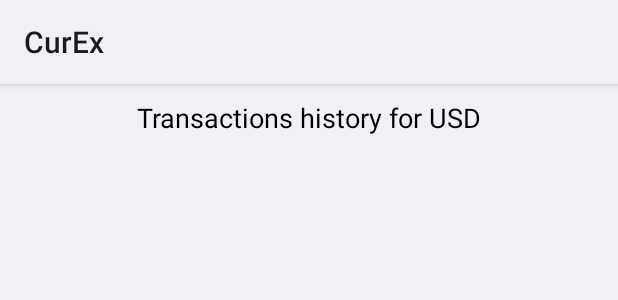
After one commit to ArsenAndroid/CurExDemo, an Android app: the layout fragment_history.xml on its own in the app's theme, with its tools: preview values and no code run, on a phone screen of 412 x 824 dp. The commit adds this screen. Shown: the top 300 px of the screen. Run offline under Robolectric (Android 15) with nearby library versions, the phone set to English and light mode, and no system bars.

Commit message:
Adding History Fragment

```diff
--- a/app/src/main/java/am/gtest/curex/demo/utils/MyGlobals.kt
+++ b/app/src/main/java/am/gtest/curex/demo/utils/MyGlobals.kt
@@ -6,4 +6,5 @@ object MyGlobals {
     const val MINIMUM_TRADING_AMOUNT = 0.001
     const val FEES_PERCENT = 0.7
     const val FREE_TRANSACTIONS_COUNT = 5
+    const val KEY_CURRENCY = "KEY_CURRENCY"
 }
--- /dev/null
+++ b/app/src/main/res/layout/fragment_history.xml
@@ -0,0 +1,22 @@
+<?xml version="1.0" encoding="utf-8"?>
+
+<LinearLayout xmlns:android="http://schemas.android.com/apk/res/android"
+    xmlns:tools="http://schemas.android.com/tools"
+    android:layout_width="match_parent"
+    android:layout_height="match_parent"
+    android:orientation="vertical">
+
+    <TextView
+        android:id="@+id/tvHistoryTitle"
+        android:layout_width="match_parent"
+        android:layout_height="wrap_content"
+        android:gravity="center_horizontal"
+        android:paddingStart="16dp"
+        android:paddingTop="10dp"
+        android:paddingEnd="16dp"
+        android:paddingBottom="10dp"
+        android:textColor="@color/black"
+        android:textSize="18sp"
+        tools:text="Transactions history for USD" />
+
+</LinearLayout>
--- a/app/src/main/res/layout/item_balance.xml
+++ b/app/src/main/res/layout/item_balance.xml
@@ -11,6 +11,7 @@
     <LinearLayout
         android:layout_width="match_parent"
         android:layout_height="wrap_content"
+        android:background="?attr/selectableItemBackground"
         android:orientation="horizontal"
         android:paddingStart="10dp"
         android:paddingTop="4dp"
--- a/app/src/main/res/values/strings.xml
+++ b/app/src/main/res/values/strings.xml
@@ -15,6 +15,7 @@
     <string name="submit">Submit</string>
     <string name="eur">EUR</string>
     <string name="usd">USD</string>
+    <string name="history">History</string>
     <string name="please_select_selling_currency">Please select selling currency</string>
     <string name="selling_currency_not_available">The selected selling currency is not available for exchanges</string>
     <string name="please_select_receiving_currency">Please select receiving currency</string>
@@ -27,4 +28,6 @@
     <string name="please_select_different_currencies">Please select different currencies</string>
     <string name="currency_converted">Currency converted</string>
     <string name="exchange_result">You have converted %1$s %2$s to %3$s %4$s. Commission Fee - %5$s %6$s.</string>
+    <string name="transactions_history_for">Transactions history for %1$s</string>
+
 </resources>
```
Also changed, not shown: app/src/main/java/am/gtest/curex/demo/ui/history/HistoryFragment.kt (added, +38 -0 lines), app/src/main/java/am/gtest/curex/demo/ui/home/BalancesRvAdapter.kt (+9 -3 lines), app/src/main/java/am/gtest/curex/demo/ui/home/HomeFragment.kt (+10 -0 lines), app/src/main/res/navigation/main_navigation.xml (+11 -1 lines).
